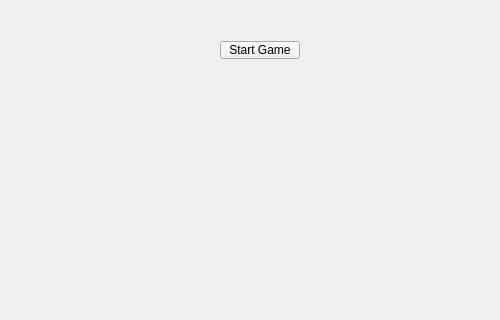
This is src/window/mappage.ui in wzsCrossing/Generals-io as Qt 5 draws it before an edit; both pictures show x 0 to 500 and y 178 to 498 of the 800 by 600 pixel window. The edited form follows.
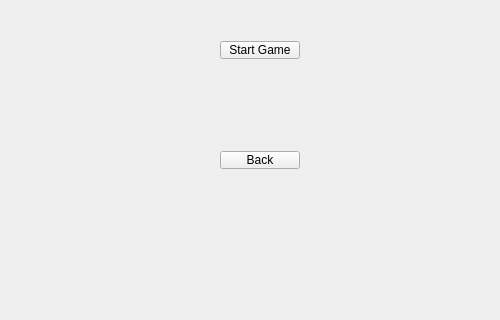
This is the edited form.

Patch:
```diff
--- a/src/window/mappage.ui
+++ b/src/window/mappage.ui
@@ -27,6 +27,19 @@
      <string>Start Game</string>
     </property>
    </widget>
+   <widget class="QPushButton" name="BackToMain">
+    <property name="geometry">
+     <rect>
+      <x>220</x>
+      <y>310</y>
+      <width>80</width>
+      <height>18</height>
+     </rect>
+    </property>
+    <property name="text">
+     <string>Back</string>
+    </property>
+   </widget>
   </widget>
   <widget class="QMenuBar" name="menubar">
    <property name="geometry">
```
